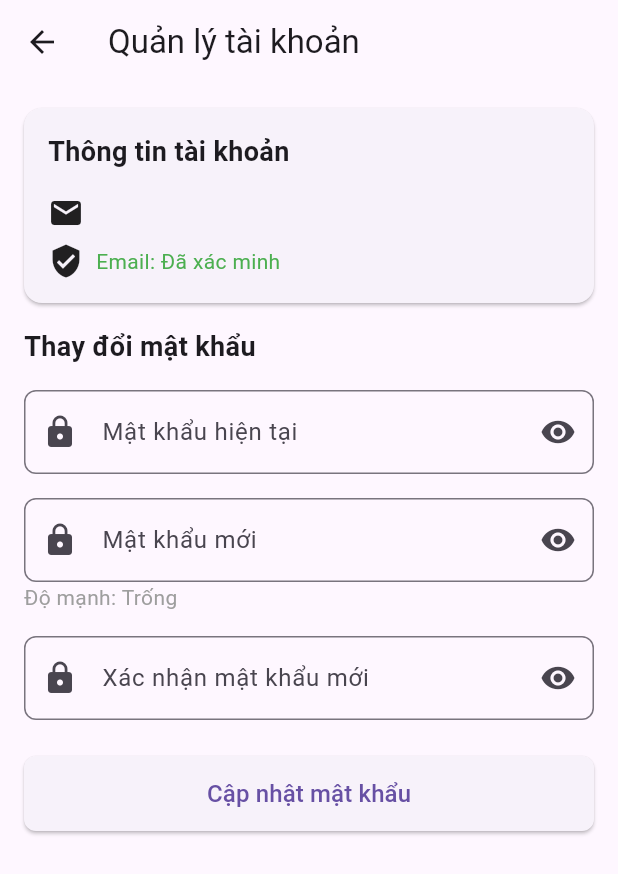
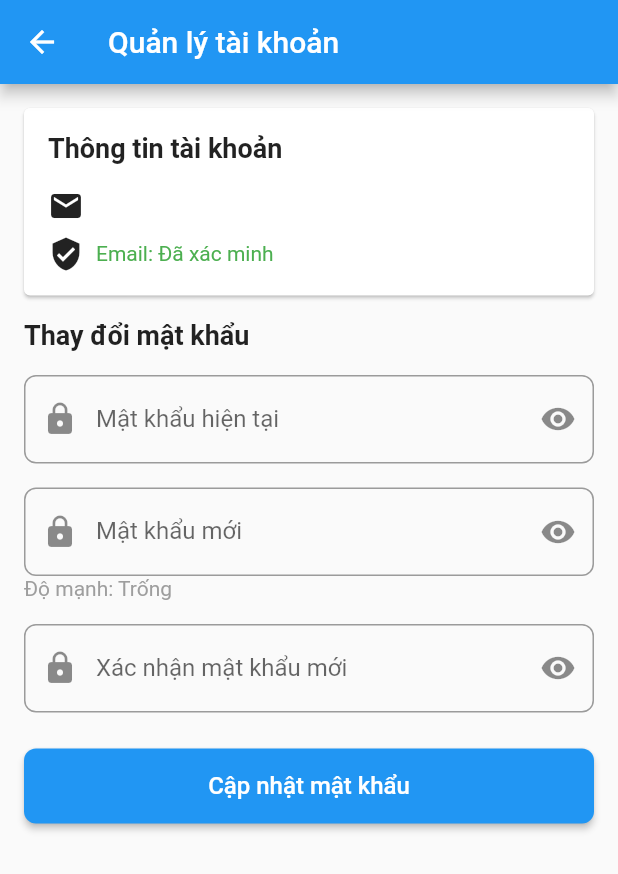
Before and after one commit to thinhngoo/AI_chat_bot, a Flutter app: the screen it shows once a user with an empty profile is signed in, in the side drawer, after a tap on "Quản lý tài khoản", on a phone screen of 412 x 824 dp. Shown: the top 874 px of the screen. Run offline on Flutter 3.47's test engine with Material 3 defaults, Android fonts, the phone set to English and light mode, and no system bars; our stand-ins replace cloud_firestore, firebase_auth, firebase_core, flutter_dotenv, flutter_secure_storage, logger and 1 more; accounts and stored records are empty.

Commit message:
Update UI, error handler, improve platform detection

```diff
--- a/lib/main.dart
+++ b/lib/main.dart
@@ -2,7 +2,8 @@ import 'package:flutter/material.dart';
 import 'package:firebase_core/firebase_core.dart';
 import 'package:flutter_dotenv/flutter_dotenv.dart';
 import 'package:logger/logger.dart';
-import 'firebase_options.dart'; // Import the generated options file
+import 'dart:async';
+import 'firebase_options.dart';
 import 'services/auth_service.dart';
 import 'services/platform_service_helper.dart';
 import 'screens/login_page.dart';
@@ -10,56 +11,142 @@ import 'screens/home_page.dart';
 
 final Logger _logger = Logger();
 
-void main() async {
+// Global state to track initialization
+bool _isFirebaseInitialized = false;
+
+void main() {
+  // This ensures Flutter is initialized before we do anything else
   WidgetsFlutterBinding.ensureInitialized();
 
-  // Load environment variables with error handling
+  // Start app immediately without waiting for initialization
+  runApp(const MyApp());
+
+  // Run initialization in background
+  _initializeAppInBackground();
+}
+
+// Run all initialization in background to avoid UI freezing
+Future<void> _initializeAppInBackground() async {
+  try {
+    // Get platform info (should be fast with new optimizations)
+    final platformInfo = PlatformServiceHelper.getPlatformInfo();
+    _logger.i('Platform detected: ${platformInfo['platform']}');
+
+    // Start loading environment variables and Firebase in parallel
+    final envFuture = _loadEnvironmentVariables();
+    final firebaseFuture = _initializeFirebaseIfSupported(platformInfo);
+
+    // Wait for both to complete
+    await Future.wait([
+      envFuture.timeout(const Duration(seconds: 3), onTimeout: () {
+        _logger.w('Environment loading timed out, continuing with defaults');
+        return;
+      }),
+      firebaseFuture.timeout(const Duration(seconds: 5), onTimeout: () {
+        _logger.w('Firebase initialization timed out');
+        _isFirebaseInitialized = false;
+        return false;
+      })
+    ]);
+
+  } catch (e) {
+    _logger.e('Error during background initialization: $e');
+  }
+}
+
+Future<void> _loadEnvironmentVariables() async {
   try {
     await dotenv.load(fileName: ".env");
     _logger.i('Environment variables loaded successfully');
 
-    // Validate API key even if .env loaded successfully
     final apiKey = dotenv.env['GEMINI_API_KEY'];
     if (apiKey == null || apiKey.isEmpty || apiKey == 'your_gemini_api_key_here') {
-      _logger.w('GEMINI_API_KEY is missing or invalid in .env file');
-      // Create default environment variable with more descriptive value
+      _logger.w('GEMINI_API_KEY is missing or invalid');
       dotenv.env['GEMINI_API_KEY'] = 'demo_api_key_please_configure';
     } else {
       _logger.i('GEMINI_API_KEY found and appears valid');
     }
   } catch (e) {
     _logger.w('Failed to load .env file: $e');
-    // Create default environment variables
     dotenv.env['GEMINI_API_KEY'] = 'demo_api_key_please_configure';
-
-    // Add error handling hint
-    _logger.i('Please create a .env file in your project root with GEMINI_API_KEY=your_api_key');
+  }
 }
 
-  // Initialize Firebase only on supported platforms
-  if (PlatformServiceHelper.supportsFirebaseAuth) {
+Future<bool> _initializeFirebaseIfSupported(Map<String, dynamic> platformInfo) async {
+  // Skip Firebase initialization if platform doesn't support it
+  if (!platformInfo['supportsFirebase']) {
+    _logger.i('Firebase not supported on this platform. Using fallback.');
+    AuthService().setFirebaseInitialized(false);
+    return false;
+  }
+
+  _logger.i('Initializing Firebase for ${platformInfo['platform']}');
+
   try {
-      // Use the generated Firebase options from flutterfire configure
+    // Quick validation of Firebase options
+    if (!_validateFirebaseOptions()) {
+      _logger.w('Firebase configuration appears invalid');
+      AuthService().setFirebaseInitialized(false);
+      return false;
+    }
+
+    // Initialize Firebase with a timeout
     await Firebase.initializeApp(
       options: DefaultFirebaseOptions.currentPlatform,
     );
-      _logger.i('Firebase initialized successfully with project: vinh-aff13');
 
-      // Log Firestore initialization
-      _logger.i('Firestore is now available for storing user data');
+    // Quick check if Firebase is initialized
+    _isFirebaseInitialized = Firebase.apps.isNotEmpty;
+
+    _logger.i('Firebase initialized: $_isFirebaseInitialized');
+
+    // Update AuthService with initialization status
+    AuthService().setFirebaseInitialized(_isFirebaseInitialized);
+
+    // Skip detailed validation to prevent freezing
+    return _isFirebaseInitialized;
   } catch (e) {
-      _logger.e('Failed to initialize Firebase: $e');
-      _logger.i('Application will use fallback authentication mechanism');
+    _logger.e('Firebase initialization error: $e');
+    AuthService().setFirebaseInitialized(false);
+    return false;
   }
-  } else {
-    _logger.w('Firebase Auth not supported on this platform. Using fallback implementation.');
 }
 
-  runApp(const MyApp());
+bool _validateFirebaseOptions() {
+  try {
+    // Minimal validation to avoid heavy processing
+    final options = DefaultFirebaseOptions.currentPlatform;
+    return options.apiKey.isNotEmpty;
+  } catch (e) {
+    return false;
+  }
 }
 
-class MyApp extends StatelessWidget {
+class MyApp extends StatefulWidget {
   const MyApp({super.key});
+
+  @override
+  State<MyApp> createState() => _MyAppState();
+}
+
+class _MyAppState extends State<MyApp> {
+  // Use a timer to periodically update the UI when initialization completes
+  Timer? _checkInitTimer;
+
+  @override
+  void initState() {
+    super.initState();
+    // Start a timer that periodically checks if initialization is complete
+    _checkInitTimer = Timer.periodic(const Duration(milliseconds: 500), (_) {
+      if (mounted) setState(() {});
+    });
+  }
+
+  @override
+  void dispose() {
+    _checkInitTimer?.cancel();
+    super.dispose();
+  }
 
   @override
   Widget build(BuildContext context) {
@@ -67,13 +154,31 @@ class MyApp extends StatelessWidget {
       title: 'AI của Vinh',
       theme: ThemeData(
         primarySwatch: Colors.blue,
+        // Optimize theme for performance
+        useMaterial3: false, // Using Material 2 for better performance
       ),
       home: StreamBuilder<dynamic>(
-        // Use stream for real-time auth state changes instead of future
         stream: AuthService().authStateChanges(),
         builder: (context, snapshot) {
+          // Cancel timer once auth state is available (not waiting)
+          if (snapshot.connectionState != ConnectionState.waiting) {
+            _checkInitTimer?.cancel();
+          }
+
+          // Show loading only briefly, then show login anyway
           if (snapshot.connectionState == ConnectionState.waiting) {
-            return const Center(child: CircularProgressIndicator());
+            return const Scaffold(
+              body: Center(
+                child: Column(
+                  mainAxisAlignment: MainAxisAlignment.center,
+                  children: [
+                    CircularProgressIndicator(),
+                    SizedBox(height: 16),
+                    Text("Đang khởi động...")
+                  ],
+                ),
+              ),
+            );
           } else if (snapshot.hasData && snapshot.data != null) {
             return const HomePage();
           } else {
--- a/lib/screens/login_page.dart
+++ b/lib/screens/login_page.dart
@@ -5,6 +5,7 @@ import 'home_page.dart';
 import 'signup_page.dart';
 import 'email_verification_page.dart';
 import 'package:logger/logger.dart';
+import '../utils/error_utils.dart'; // Import new utility class
 
 class LoginPage extends StatefulWidget {
   const LoginPage({super.key});
@@ -23,6 +24,7 @@ class LoginPageState extends State<LoginPage> {
   String? _emailError;
   String? _passwordError;
   int _failedAttempts = 0;
+  String? _generalErrorMessage;
 
   @override
   void initState() {
@@ -41,6 +43,8 @@ class LoginPageState extends State<LoginPage> {
     bool isValid = true;
 
     setState(() {
+      _generalErrorMessage = null; // Clear any general error message
+
       // Validate email
       if (!AuthValidators.isValidEmail(_emailController.text.trim())) {
         _emailError = 'Vui lòng nhập email hợp lệ';
@@ -62,11 +66,16 @@ class LoginPageState extends State<LoginPage> {
   }
 
   Future<void> _signIn() async {
+    // Clear any previous general error
+    setState(() {
+      _generalErrorMessage = null;
+    });
+
     // Check for rate limiting
     if (_failedAttempts >= 5) {
-      ScaffoldMessenger.of(context).showSnackBar(
-        const SnackBar(content: Text('Quá nhiều lần đăng nhập thất bại. Vui lòng thử lại sau.')),
-      );
+      setState(() {
+        _generalErrorMessage = 'Quá nhiều lần đăng nhập thất bại. Vui lòng thử lại sau.';
+      });
       return;
     }
 
@@ -120,32 +129,19 @@ class LoginPageState extends State<LoginPage> {
 
       _logger.e('Login error: $e');
 
-      // Provide friendly error messages based on error type
-      String errorMessage = 'Đăng nhập thất bại';
+      // Use our utility class to get a friendly error message
+      final errorInfo = ErrorUtils.getAuthErrorInfo(e.toString());
 
-      if (e.toString().contains('user-not-found') ||
-          e.toString().contains('Tài khoản không tồn tại')) {
-        errorMessage = 'Email không tồn tại trong hệ thống';
-      } else if (e.toString().contains('wrong-password') ||
-                e.toString().contains('Mật khẩu không đúng')) {
-        errorMessage = 'Mật khẩu không chính xác';
-      } else if (e.toString().contains('too-many-requests')) {
-        errorMessage = 'Quá nhiều yêu cầu. Vui lòng thử lại sau';
-      } else if (e.toString().contains('network-request-failed')) {
-        errorMessage = 'Lỗi kết nối mạng. Vui lòng kiểm tra kết nối internet';
-      }
+      setState(() {
+        _generalErrorMessage = errorInfo.message;
 
-      ScaffoldMessenger.of(context).showSnackBar(
-        SnackBar(
-          content: Text(errorMessage),
-          action: e.toString().contains('network-request-failed')
-              ? SnackBarAction(
-                  label: 'Thử lại',
-                  onPressed: _signIn,
-                )
-              : null,
-        ),
-      );
+        // If the error is related to a specific field, set that field's error
+        if (errorInfo.field == 'email') {
+          _emailError = errorInfo.message;
+        } else if (errorInfo.field == 'password') {
+          _passwordError = errorInfo.message;
+        }
+      });
     } finally {
       if (mounted) {
         setState(() {
@@ -312,6 +308,32 @@ class LoginPageState extends State<LoginPage> {
                       textAlign: TextAlign.center,
                     ),
                     const SizedBox(height: 30),
+
+                    // Show general error message if there is one
+                    if (_generalErrorMessage != null) ...[
+                      Container(
+                        padding: const EdgeInsets.all(10),
+                        decoration: BoxDecoration(
+                          color: Colors.red.shade50,
+                          border: Border.all(color: Colors.red.shade200),
+                          borderRadius: BorderRadius.circular(8),
+                        ),
+                        child: Row(
+                          children: [
+                            const Icon(Icons.error_outline, color: Colors.red),
+                            const SizedBox(width: 10),
+                            Expanded(
+                              child: Text(
+                                _generalErrorMessage!,
+                                style: TextStyle(color: Colors.red.shade800),
+                              ),
+                            ),
+                          ],
+                        ),
+                      ),
+                      const SizedBox(height: 16),
+                    ],
+
                     EmailField(
                       controller: _emailController,
                       errorText: _emailError,
--- a/lib/services/auth_service.dart
+++ b/lib/services/auth_service.dart
@@ -8,24 +8,45 @@ class AuthService {
   final Logger _logger = Logger();
   late final AuthProviderInterface _auth;
   final bool _useWindowsAuth = PlatformServiceHelper.isDesktopWindows;
+  bool _firebaseInitialized = false;
 
   // Singleton pattern
   static final AuthService _instance = AuthService._internal();
   factory AuthService() => _instance;
 
   AuthService._internal() {
+    _initializeAuth();
+  }
+
+  // Initialize auth provider with fast path for known platforms
+  void _initializeAuth() {
+    try {
       if (_useWindowsAuth) {
         _auth = WindowsAuthService();
-      _logger.i('Using Windows Auth Service');
       } else {
         try {
+          // Use lightweight check before creating Firebase provider
           _auth = FirebaseAuthProvider();
-        _logger.i('Using Firebase Auth Service');
         } catch (e) {
-        _logger.e('Failed to initialize Firebase Auth: $e');
+          _logger.w('Firebase provider creation failed, using fallback');
           _auth = WindowsAuthService();
-        _logger.i('Falling back to Windows Auth Service');
         }
+      }
+    } catch (e) {
+      // Emergency fallback
+      _logger.e('Auth initialization error: $e');
+      _auth = WindowsAuthService();
+    }
+  }
+
+  // Set Firebase initialization status
+  void setFirebaseInitialized(bool status) {
+    _firebaseInitialized = status;
+
+    // Only switch to fallback if we're using Firebase but it failed
+    if (!_useWindowsAuth && !status && _auth is FirebaseAuthProvider) {
+      _auth = WindowsAuthService();
+      _logger.w('Firebase not initialized. Using fallback authentication.');
     }
   }
 
@@ -136,6 +157,6 @@ class AuthService {
 
   // Add this method to check if Firebase is initialized properly
   bool isFirebaseInitialized() {
-    return _auth is FirebaseAuthProvider && (_auth).isInitialized();
+    return _firebaseInitialized && _auth is FirebaseAuthProvider;
   }
 }
--- a/lib/services/firebase_auth_provider.dart
+++ b/lib/services/firebase_auth_provider.dart
@@ -1,6 +1,5 @@
 import 'package:firebase_auth/firebase_auth.dart';
 import 'package:logger/logger.dart';
-import 'package:cloud_firestore/cloud_firestore.dart';
 import '../models/user_model.dart';
 import 'auth_provider_interface.dart';
 import 'firestore_service.dart';
--- a/lib/services/platform_service_helper.dart
+++ b/lib/services/platform_service_helper.dart
@@ -7,36 +7,83 @@ import 'package:logger/logger.dart';
 class PlatformServiceHelper {
   static final Logger _logger = Logger();
 
-  static bool get isDesktopWindows =>
-      !kIsWeb && Platform.isWindows;
+  // Pre-calculate platform info immediately at class load time
+  static final Map<String, dynamic> _platformCache = _initPlatformCache();
 
-  static bool get isMobileOrWeb =>
-      kIsWeb || Platform.isAndroid || Platform.isIOS;
+  // Initialize platform cache once at startup
+  static Map<String, dynamic> _initPlatformCache() {
+    final Map<String, dynamic> cache = {};
 
-  static bool get supportsFirebaseAuth =>
-      kIsWeb || Platform.isAndroid || Platform.isIOS || Platform.isMacOS ||
-      (Platform.isWindows && _isFirebaseWindowsSupported());
+    // Detect platform with minimal overhead
+    final bool isWeb = kIsWeb;
+    String platform;
+    bool supportsFirebase;
 
-  // Add a method to check if the Firebase Windows plugin is available
-  static bool _isFirebaseWindowsSupported() {
-    try {
-      // This will throw an exception if the Firebase Windows plugin is not properly set up
-      return true;
-    } catch (e) {
-      _logger.w('Firebase Windows support check failed: $e');
-      return false;
+    if (isWeb) {
+      platform = 'web';
+      supportsFirebase = true;
+    } else {
+      try {
+        if (Platform.isAndroid) {
+          platform = 'android';
+          supportsFirebase = true;
+        } else if (Platform.isIOS) {
+          platform = 'ios';
+          supportsFirebase = true;
+        } else if (Platform.isMacOS) {
+          platform = 'macos';
+          supportsFirebase = true;
+        } else if (Platform.isWindows) {
+          platform = 'windows';
+          supportsFirebase = true; // Optimistically assume support
+        } else if (Platform.isLinux) {
+          platform = 'linux';
+          supportsFirebase = false;
+        } else {
+          platform = 'unknown';
+          supportsFirebase = false;
+        }
+      } catch (e) {
+        // Fallback for any platform detection errors
+        platform = 'unknown';
+        supportsFirebase = false;
+      }
     }
+
+    // Cache platform information
+    cache['platform'] = platform;
+    cache['supportsFirebase'] = supportsFirebase;
+    cache['isWeb'] = isWeb;
+    cache['isDesktopWindows'] = !isWeb && platform == 'windows';
+    cache['isMobileOrWeb'] = isWeb || platform == 'android' || platform == 'ios';
+
+    // Create platform info result map
+    final Map<String, dynamic> platformInfo = {
+      'platform': platform,
+      'supportsFirebase': supportsFirebase,
+      'isDesktop': platform == 'windows' || platform == 'macos' || platform == 'linux',
+      'isMobile': platform == 'android' || platform == 'ios',
+      'isWeb': isWeb,
+    };
+
+    cache['platformInfo'] = platformInfo;
+
+    return cache;
+  }
+
+  // Fast getters that use pre-calculated values
+  static bool get isDesktopWindows => _platformCache['isDesktopWindows'] as bool;
+  static bool get isMobileOrWeb => _platformCache['isMobileOrWeb'] as bool;
+  static bool get supportsFirebaseAuth => _platformCache['supportsFirebase'] as bool;
+
+  // Return the cached platform info immediately
+  static Map<String, dynamic> getPlatformInfo() {
+    return _platformCache['platformInfo'] as Map<String, dynamic>;
   }
 
   // Helper method to determine which auth service to use
   static String get authServiceImplementation {
-    if (isDesktopWindows) {
-      _logger.i('Using Windows-specific auth implementation');
-      return 'windows';
-    } else {
-      _logger.i('Using Firebase auth implementation');
-      return 'firebase';
-    }
+    return isDesktopWindows ? 'windows' : 'firebase';
   }
 
   // Helper method for loading platform-specific config
```
Also changed, not shown: lib/services/windows_google_auth_service.dart (added, +200 -0 lines), lib/utils/error_utils.dart (added, +148 -0 lines), lib/utils/firebase_checker.dart (+7 -5 lines). Lines whose indentation alone changed are shown as unchanged.
